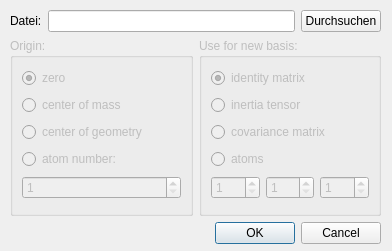
This is source/open_dialog.ui in janvc/molconv as Qt 5 draws it before an edit. The edited form follows.
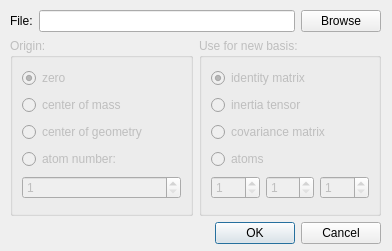
This is the edited form.

Commit message: fixed language fault

The edit to the form file:
```diff
--- a/source/open_dialog.ui
+++ b/source/open_dialog.ui
@@ -30,7 +30,7 @@
         <item>
          <widget class="QLabel" name="label">
           <property name="text">
-           <string>Datei:</string>
+           <string>File:</string>
           </property>
          </widget>
         </item>
@@ -44,7 +44,7 @@
         <item>
          <widget class="QPushButton" name="filedialog">
           <property name="text">
-           <string>Durchsuchen</string>
+           <string>Browse</string>
           </property>
          </widget>
         </item>
```
